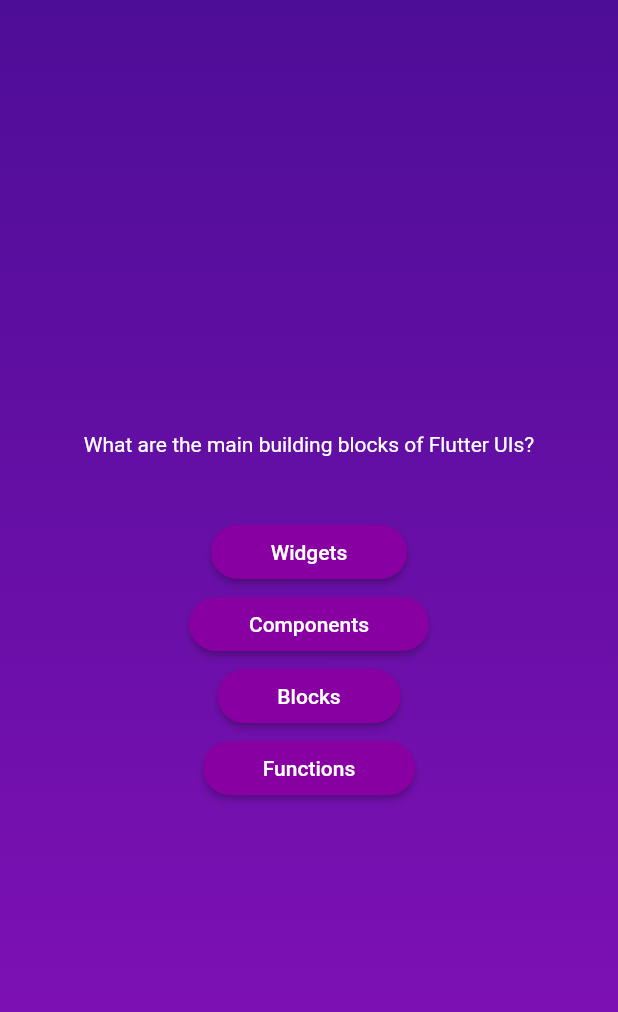
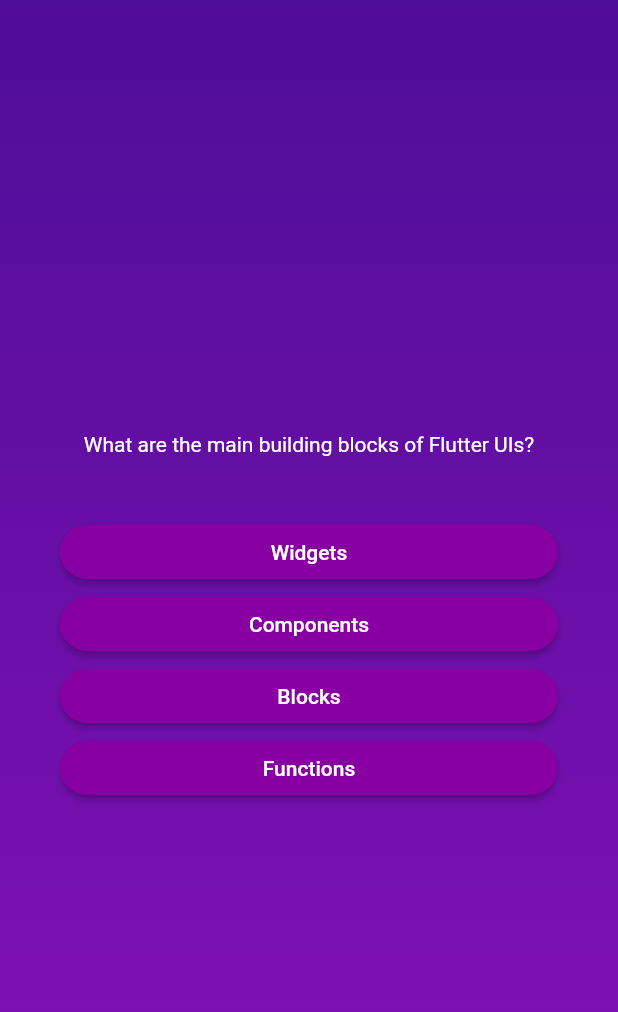
Before and after one commit to dani-edo/riddles, a Flutter app: the screen it shows after launch, after a tap on "Start", on a phone screen of 412 x 824 dp. Shown: the top 1012 px of the screen. Run offline on Flutter 3.47's test engine with Material 2 defaults, Android fonts, the phone set to English and light mode, and no system bars.

Commit message:
change styling question and adswers

```diff
--- a/lib/page/question.dart
+++ b/lib/page/question.dart
@@ -15,13 +15,19 @@ class _QuestionState extends State<Question> {
     final currentQuestion = questions[0];
     return SizedBox(
       width: double.infinity,
+      child: Container(
+        margin: EdgeInsets.all(40),
         child: Column(
           mainAxisAlignment: MainAxisAlignment.center,
+          crossAxisAlignment: CrossAxisAlignment.stretch,
           children: [
-          Text(currentQuestion.text,
+            Text(
+              currentQuestion.text,
               style: const TextStyle(
                 color: Colors.white,
-              )),
+              ),
+              textAlign: TextAlign.center,
+            ),
             const SizedBox(
               height: 40,
             ),
@@ -29,6 +35,7 @@ class _QuestionState extends State<Question> {
                 .map((item) => AnswerButton(text: item, onTap: () {})),
           ],
         ),
+      ),
     );
   }
 }
```
Lines whose indentation alone changed are shown as unchanged.
